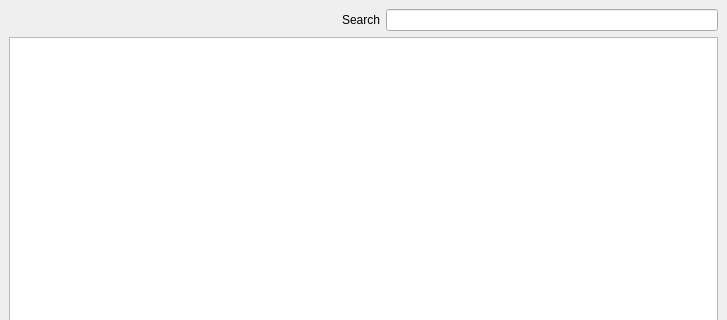
Old version of the form mainwindow.ui in the repository EricoDeMecha/Boito-Tools; both pictures show x 0 to 727 and y 0 to 320 of the 727 by 458 pixel window.
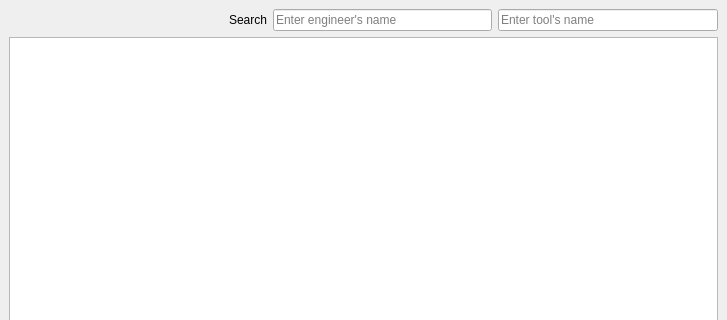
New version of the form.

The edit to the form file:
```diff
--- a/mainwindow.ui
+++ b/mainwindow.ui
@@ -43,7 +43,21 @@
          </widget>
         </item>
         <item>
-         <widget class="QLineEdit" name="search_lineEdit"/>
+         <widget class="QLineEdit" name="Name_lineEdit">
+          <property name="toolTip">
+           <string/>
+          </property>
+          <property name="placeholderText">
+           <string>Enter engineer's name</string>
+          </property>
+         </widget>
+        </item>
+        <item>
+         <widget class="QLineEdit" name="search_lineEdit">
+          <property name="placeholderText">
+           <string>Enter tool's name</string>
+          </property>
+         </widget>
         </item>
        </layout>
       </item>
```
